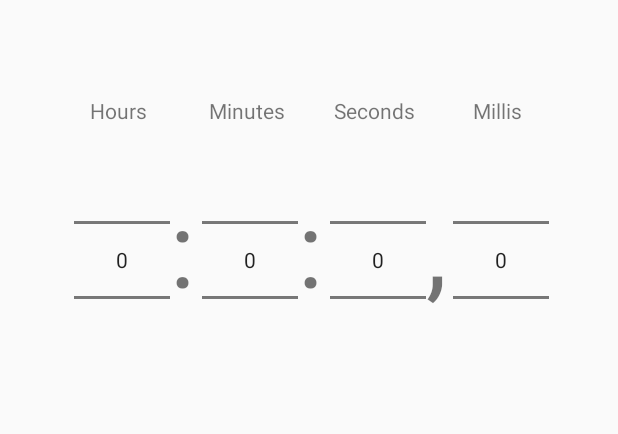
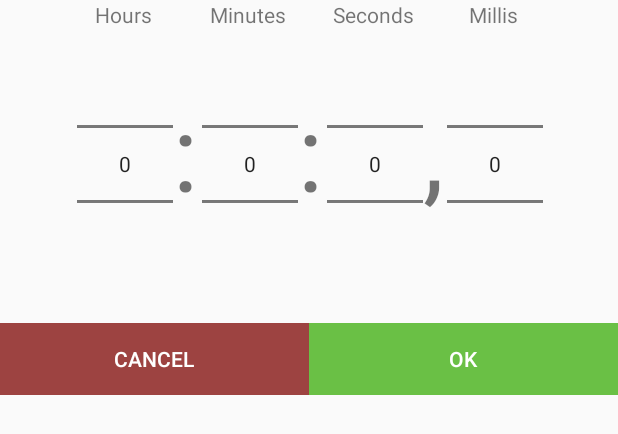
Before and after one commit to whizsid/SubtitleAdjust, an Android app: the layout time_picker.xml on its own in the app's theme, with its tools: preview values and no code run, on a phone screen of 412 x 824 dp. Shown: the top 434 px of the screen. Run offline under Robolectric (Android 15) with nearby library versions, the phone set to English and light mode, and no system bars.

Commit message:
Time Picker Dialog Actions

```diff
--- a/app/src/main/res/layout/activity_main.xml
+++ b/app/src/main/res/layout/activity_main.xml
@@ -36,7 +36,7 @@
         android:clickable="true"
         android:focusable="true"
         android:focusableInTouchMode="false"
-        app:backgroundTint="#6ac045"
+        app:backgroundTint="@color/colorPrimary"
         app:srcCompat="@drawable/ic_add_black_24dp" />
 
 
--- a/app/src/main/res/layout/time_picker.xml
+++ b/app/src/main/res/layout/time_picker.xml
@@ -1,13 +1,16 @@
 <RelativeLayout xmlns:android="http://schemas.android.com/apk/res/android"
     android:layout_width="fill_parent"
     android:layout_height="fill_parent" >
+    <LinearLayout
+        android:layout_width="match_parent"
+        android:layout_height="wrap_content"
+        android:orientation="vertical">
 
         <LinearLayout
             android:layout_width="wrap_content"
             android:layout_height="wrap_content"
-        android:layout_alignParentTop="true"
-        android:layout_centerHorizontal="true"
-        android:layout_marginTop="64dp"
+            android:layout_gravity="center"
+            android:gravity="center"
         >
 
             <LinearLayout
@@ -24,7 +27,7 @@
                     android:id="@+id/hourPicker"
                     android:layout_width="wrap_content"
                     android:layout_height="wrap_content"
-                android:layout_marginLeft="4dp"
+                    android:layout_marginLeft="2dp"
                     />
             </LinearLayout>
             <TextView
@@ -50,7 +53,7 @@
                     android:id="@+id/minutePicker"
                     android:layout_width="wrap_content"
                     android:layout_height="wrap_content"
-                android:layout_marginLeft="4dp"
+                    android:layout_marginLeft="2dp"
                     />
             </LinearLayout>
             <TextView
@@ -76,7 +79,7 @@
                     android:id="@+id/secondPicker"
                     android:layout_width="wrap_content"
                     android:layout_height="wrap_content"
-                android:layout_marginLeft="4dp"
+                    android:layout_marginLeft="2dp"
                     />
             </LinearLayout>
             <TextView
@@ -101,9 +104,35 @@
                     android:id="@+id/milliPicker"
                     android:layout_width="wrap_content"
                     android:layout_height="wrap_content"
-                android:layout_marginLeft="4dp"
+                    android:layout_marginLeft="2dp"
                     />
             </LinearLayout>
         </LinearLayout>
+        <LinearLayout
+            android:layout_width="match_parent"
+            android:layout_height="wrap_content"
+            android:orientation="horizontal"
+            android:layout_marginTop="16dp"
+            >
+
+            <Button
+                android:id="@+id/timeCancel"
+                style="@style/Secondary"
+                android:layout_width="0dp"
+                android:layout_height="wrap_content"
+                android:layout_weight=".5"
+                android:text="@android:string/cancel"/>
+
+            <Button
+                android:id="@+id/timeOK"
+                style="@style/Primary"
+                android:layout_width="0dp"
+                android:layout_height="wrap_content"
+                android:layout_weight=".5"
+                android:text="@android:string/ok"/>
+
+        </LinearLayout>
+    </LinearLayout>
+
 
 </RelativeLayout>
--- a/app/src/main/res/values/colors.xml
+++ b/app/src/main/res/values/colors.xml
@@ -1,6 +1,6 @@
 <?xml version="1.0" encoding="utf-8"?>
 <resources>
-    <color name="colorPrimary">#008577</color>
+    <color name="colorPrimary">#6ac045</color>
     <color name="colorPrimaryDark">#00574B</color>
-    <color name="colorAccent">#D81B60</color>
+    <color name="colorAccent">#9d4341</color>
 </resources>
--- a/app/src/main/res/values/styles.xml
+++ b/app/src/main/res/values/styles.xml
@@ -6,6 +6,16 @@
         <item name="colorPrimary">@color/colorPrimary</item>
         <item name="colorPrimaryDark">@color/colorPrimaryDark</item>
         <item name="colorAccent">@color/colorAccent</item>
+    </style>
+
+    <style name="Primary">
+        <item name="android:background">@color/colorPrimary</item>
+        <item name="android:textColor">#fff</item>
+    </style>
+
+    <style name="Secondary">
+        <item name="android:background">@color/colorAccent</item>
+        <item name="android:textColor">#fff</item>
     </style>
 
     <style name="AppTheme.NoActionBar">
```
Also changed, not shown: app/src/main/java/com/whizsid/subtitleadjust/adapters/SubtitleAdjustListAdapter.kt (+51 -18 lines), app/src/main/java/com/whizsid/subtitleadjust/lib/Time.kt (+10 -4 lines), app/src/main/res/layout/content_main.xml (+4 -6 lines). Lines whose indentation alone changed are shown as unchanged.
